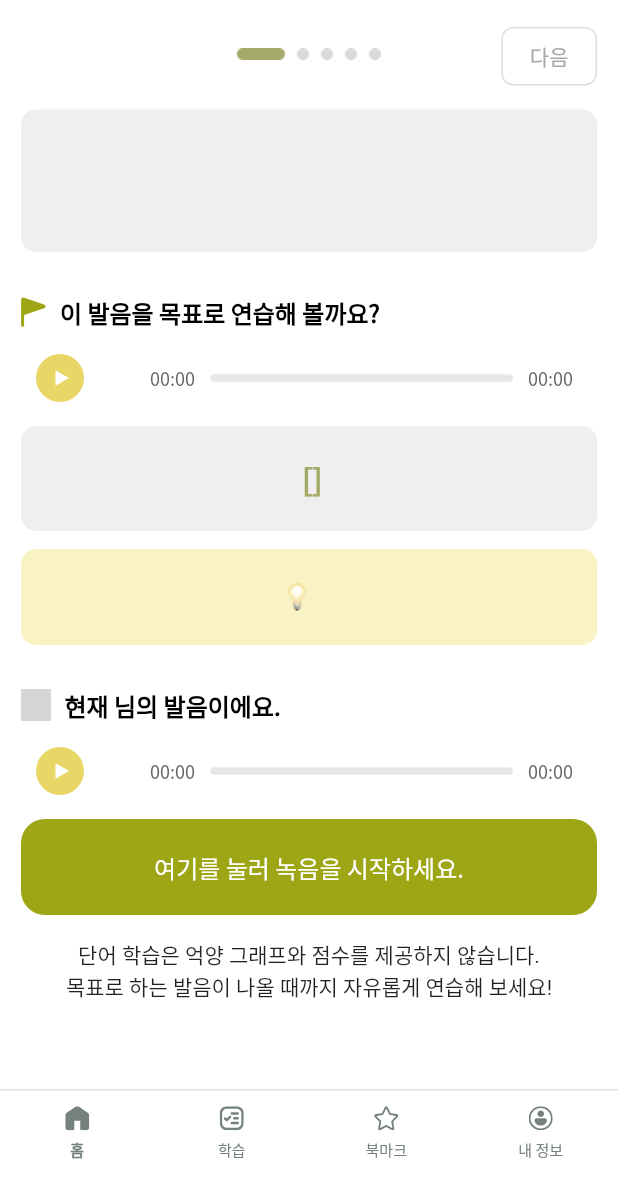
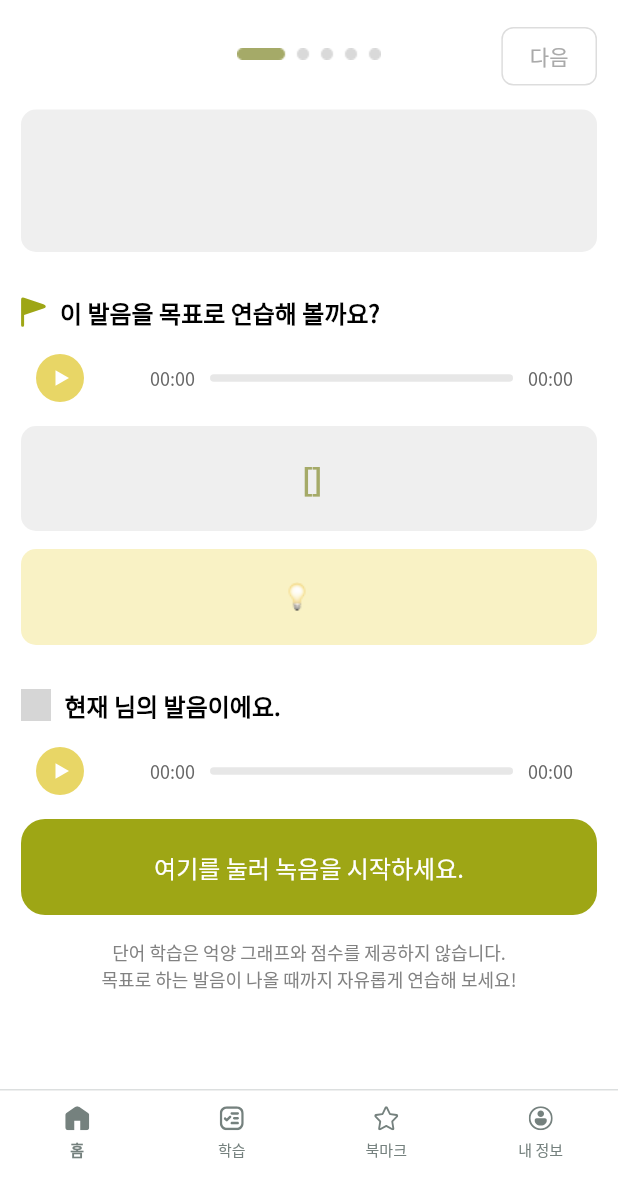
Before and after one commit to YeonJeans/Saera-Flutter, a Flutter app: the BottomNavigator screen opened directly, after a tap on an icon or button, on a phone screen of 412 x 824 dp, the part 57-1236 px from its top. Run offline on Flutter 3.47's test engine with Material 2 defaults, Android fonts, the phone set to English and light mode, and no system bars; our stand-ins replace audioplayers, carousel_slider, fl_chart, flutter_svg, fluttertoast, get and 4 more; missing offline and left inert: flutter_sound; accounts and stored records are empty; network calls fail; project files that could hold a hidden picture were left out; grey boxes are pictures that could not be loaded.

Commit message:
[Setting/#120] Set font

```diff
--- a/lib/style/font.dart
+++ b/lib/style/font.dart
@@ -16,6 +16,7 @@ class TextStyles {
   static const small66TextStyle = TextStyle(fontFamily: "NotoSansKR", fontSize: 12, fontWeight: FontWeight.normal, color: Color(0xff666666));
   static const small66BoldTextStyle = TextStyle(fontFamily: "NotoSansKR", fontSize: 12, fontWeight: FontWeight.w600, color: Color(0xff666666));
   static const small82TextStyle = TextStyle(fontFamily: "NotoSansKR", fontSize: 12, fontWeight: FontWeight.w600, color: Color(0xff828282));
+  static const small82400TextStyle = TextStyle(fontFamily: "NotoSansKR", fontSize: 12, fontWeight: FontWeight.w400, color: Color(0xff828282));
   static const small99TextStyle = TextStyle(fontFamily: "NotoSansKR", fontSize: 12, fontWeight: FontWeight.normal, color: Color(0xff999999));
   static const smallFFTextStyle = TextStyle(fontFamily: "NotoSansKR", fontSize: 12, fontWeight: FontWeight.normal, color: Color(0xffFFFFFF));
   static const smallGreenTextStyle = TextStyle(fontFamily: "NotoSansKR", fontSize: 12, fontWeight: FontWeight.w600, color: Color(0xff1AAA3A));
@@ -47,6 +48,7 @@ class TextStyles {
   static const medium00MediumTextStyle = TextStyle(fontFamily: "NotoSansKR", fontSize: 16, fontWeight: FontWeight.w600, color: Color(0xff000000));
   static const medium00BoldTextStyle = TextStyle(fontFamily: "NotoSansKR", fontSize: 16, fontWeight: FontWeight.w700, color: Color(0xff000000));
   static const medium25TextStyle = TextStyle(fontFamily: "NotoSansKR", fontSize: 16, fontWeight: FontWeight.w600, color: Color(0xff252525), decoration: TextDecoration.none,);
+  static const medium25400TextStyle = TextStyle(fontFamily: "NotoSansKR", fontSize: 16, fontWeight: FontWeight.w500, color: Color(0xff252525), decoration: TextDecoration.none,);
   static const medium25BoldTextStyle = TextStyle(fontFamily: "NotoSansKR", fontSize: 16, fontWeight: FontWeight.bold, color: Color(0xff252525));
   static const medium55TextStyle = TextStyle(fontFamily: "NotoSansKR", fontSize: 16, fontWeight: FontWeight.normal, color: Color(0xff555555));
   static const medium99TextStyle = TextStyle(fontFamily: "NotoSansKR", fontSize: 16, fontWeight: FontWeight.normal, color: Color(0xff999999));
```
